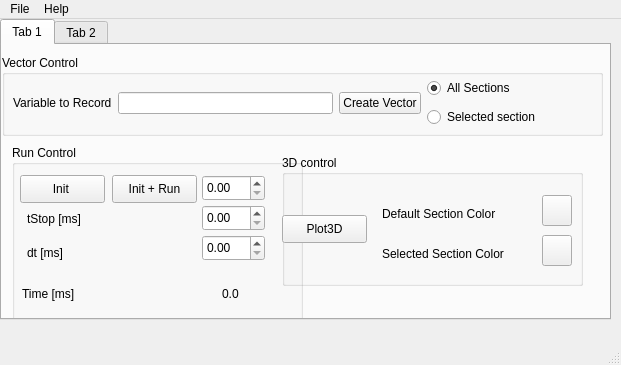
Before: the Qt Designer form neuronvisio/neuronvisio.ui in mattions/neuronvisio, drawn with Qt 5.
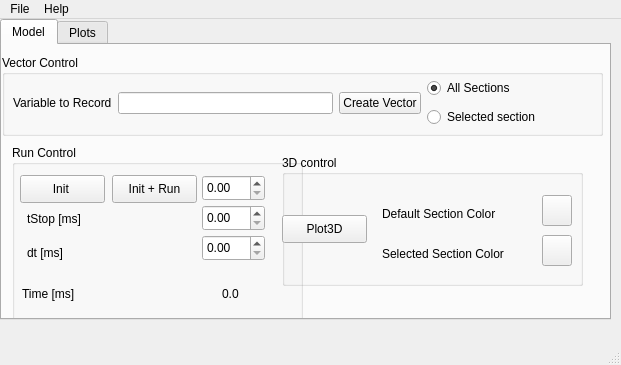
After: the same form once the commit is applied. Custom widgets are drawn as their Qt base class.

Commit message: Named the ba properly

Patch:
```diff
--- a/neuronvisio/neuronvisio.ui
+++ b/neuronvisio/neuronvisio.ui
@@ -28,7 +28,7 @@
     </property>
     <widget class="QWidget" name="tab">
      <attribute name="title">
-      <string>Tab 1</string>
+      <string>Model</string>
      </attribute>
      <widget class="QGroupBox" name="groupBox">
       <property name="geometry">
@@ -292,7 +292,7 @@
     </widget>
     <widget class="QWidget" name="tab_2">
      <attribute name="title">
-      <string>Tab 2</string>
+      <string>Plots</string>
      </attribute>
      <widget class="QPushButton" name="pylab_test">
       <property name="geometry">
```
